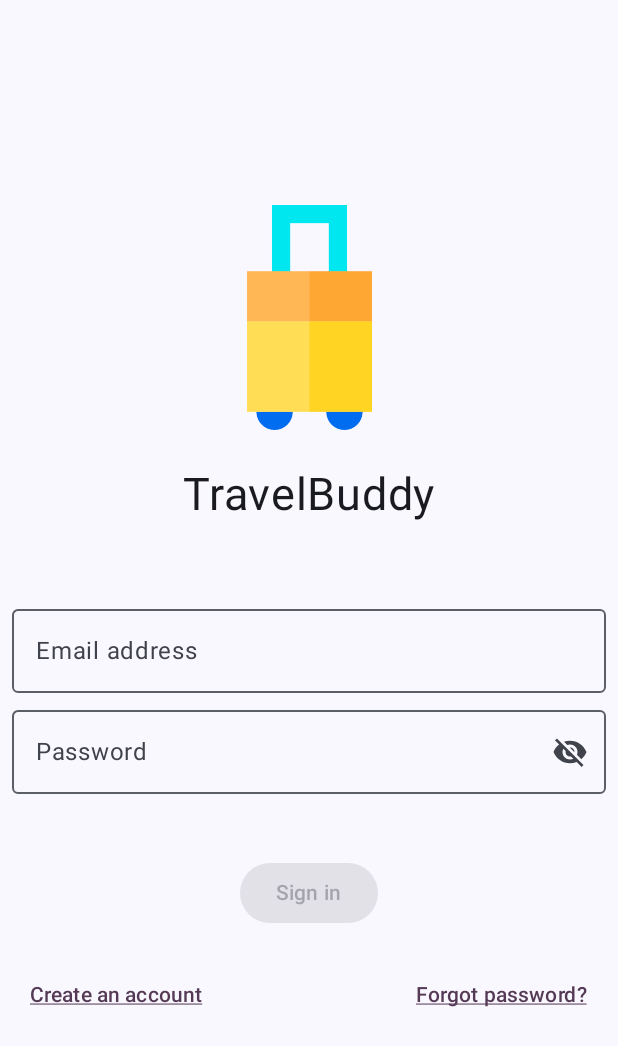
After one commit to Maciek451/TravelBuddy, an Android app built with Jetpack Compose: the SignInScreen screen opened through its navigation route, on a phone screen of 412 x 824 dp. The commit adds this screen. Shown: the top 1046 px of the screen. Run offline under Robolectric (Android 15) with nearby library versions, the phone set to English and light mode, and no system bars.

Commit message:
Add authentication package with login screens and dialogs

```diff
--- a/ASTravelBuddy/app/src/main/java/uk/ac/aber/dcs/chm9360/travelbuddy/MainActivity.kt
+++ b/ASTravelBuddy/app/src/main/java/uk/ac/aber/dcs/chm9360/travelbuddy/MainActivity.kt
@@ -14,11 +14,14 @@ import androidx.navigation.compose.composable
 import androidx.navigation.compose.rememberNavController
 import uk.ac.aber.dcs.chm9360.travelbuddy.ui.about.AboutScreen
 import uk.ac.aber.dcs.chm9360.travelbuddy.ui.account.AccountScreen
+import uk.ac.aber.dcs.chm9360.travelbuddy.ui.authentication.SignInScreen
+import uk.ac.aber.dcs.chm9360.travelbuddy.ui.authentication.SignUpScreen
 import uk.ac.aber.dcs.chm9360.travelbuddy.ui.explore.ExploreScreen
 import uk.ac.aber.dcs.chm9360.travelbuddy.ui.friends.FriendsScreen
 import uk.ac.aber.dcs.chm9360.travelbuddy.ui.map.MapScreen
 import uk.ac.aber.dcs.chm9360.travelbuddy.ui.my_trips.MyTripsScreen
 import uk.ac.aber.dcs.chm9360.travelbuddy.ui.navigation.Screens
+import uk.ac.aber.dcs.chm9360.travelbuddy.ui.notifications.NotificationScreen
 import uk.ac.aber.dcs.chm9360.travelbuddy.ui.theme.TravelBuddyTheme
 
 class MainActivity : ComponentActivity() {
@@ -53,5 +56,8 @@ private fun BuildNavigationGraph() {
         composable(Screens.Friends.route) { FriendsScreen(navController) }
         composable(Screens.Account.route) { AccountScreen(navController) }
         composable(Screens.About.route) { AboutScreen(navController) }
+        composable(Screens.Notification.route) { NotificationScreen(navController) }
+        composable(Screens.SignIn.route) { SignInScreen(navController) }
+        composable(Screens.SignUp.route) { SignUpScreen(navController) }
     }
 }
--- /dev/null
+++ b/ASTravelBuddy/app/src/main/java/uk/ac/aber/dcs/chm9360/travelbuddy/ui/authentication/SignInScreen.kt
@@ -0,0 +1,185 @@
+package uk.ac.aber.dcs.chm9360.travelbuddy.ui.authentication
+
+import androidx.compose.foundation.Image
+import androidx.compose.foundation.layout.Arrangement
+import androidx.compose.foundation.layout.Column
+import androidx.compose.foundation.layout.Row
+import androidx.compose.foundation.layout.fillMaxSize
+import androidx.compose.foundation.layout.fillMaxWidth
+import androidx.compose.foundation.layout.padding
+import androidx.compose.foundation.layout.size
+import androidx.compose.foundation.text.KeyboardOptions
+import androidx.compose.material.icons.Icons
+import androidx.compose.material.icons.filled.Visibility
+import androidx.compose.material.icons.filled.VisibilityOff
+import androidx.compose.material3.Button
+import androidx.compose.material3.Icon
+import androidx.compose.material3.IconButton
+import androidx.compose.material3.MaterialTheme
+import androidx.compose.material3.OutlinedTextField
+import androidx.compose.material3.Text
+import androidx.compose.material3.TextButton
+import androidx.compose.runtime.Composable
+import androidx.compose.runtime.getValue
+import androidx.compose.runtime.mutableStateOf
+import androidx.compose.runtime.remember
+import androidx.compose.runtime.saveable.rememberSaveable
+import androidx.compose.runtime.setValue
+import androidx.compose.ui.Alignment
+import androidx.compose.ui.Modifier
+import androidx.compose.ui.layout.ContentScale
+import androidx.compose.ui.platform.LocalContext
+import androidx.compose.ui.res.painterResource
+import androidx.compose.ui.res.stringResource
+import androidx.compose.ui.text.input.KeyboardType
+import androidx.compose.ui.text.input.PasswordVisualTransformation
+import androidx.compose.ui.text.input.VisualTransformation
+import androidx.compose.ui.text.style.TextDecoration
+import androidx.compose.ui.unit.dp
+import androidx.compose.ui.unit.sp
+import androidx.navigation.NavHostController
+import uk.ac.aber.dcs.chm9360.travelbuddy.R
+import uk.ac.aber.dcs.chm9360.travelbuddy.ui.navigation.Screens
+
+@Composable
+fun SignInScreen(
+    navController: NavHostController,
+) {
+    var email by remember {
+        mutableStateOf("")
+    }
+    var password by remember {
+        mutableStateOf("")
+    }
+    var errorMessage by rememberSaveable { mutableStateOf("") }
+    val context = LocalContext.current
+
+    var showPasswordDialog by remember { mutableStateOf(false) }
+    var showVerificationDialog by remember { mutableStateOf(false) }
+
+    ForgotPasswordDialog(
+        navController = navController,
+        showDialog = showPasswordDialog,
+        onDismiss = { showPasswordDialog = false }
+    )
+
+    VerificationDialog(
+        navController = navController,
+        showDialog = showVerificationDialog,
+        onDismiss = { showVerificationDialog = false }
+    )
+
+    Column(
+        modifier = Modifier
+            .padding(start = 8.dp, end = 8.dp)
+            .fillMaxSize(),
+        horizontalAlignment = Alignment.CenterHorizontally,
+        verticalArrangement = Arrangement.Center
+    ) {
+        Image(
+            modifier = Modifier.size(150.dp),
+            painter = painterResource(id = R.drawable.luggage),
+            contentDescription = stringResource(id = R.string.app_icon),
+            contentScale = ContentScale.Crop
+        )
+        Text(
+            text = stringResource(id = R.string.app_name),
+            modifier = Modifier
+                .padding(top = 25.dp),
+            fontSize = 30.sp
+        )
+        OutlinedTextField(
+            value = email,
+            label = {
+                Text(text = stringResource(id = R.string.email_address))
+            },
+            onValueChange = {
+                email = it
+                errorMessage = ""
+            },
+            modifier = Modifier
+                .fillMaxWidth()
+                .padding(top = 50.dp, bottom = 3.dp),
+            isError = errorMessage.isNotEmpty()
+        )
+
+        var passwordVisible by rememberSaveable { mutableStateOf(false) }
+        OutlinedTextField(
+            value = password,
+            label = {
+                Text(text = stringResource(id = R.string.password))
+            },
+            onValueChange = {
+                password = it
+                errorMessage = ""
+            },
+            modifier = Modifier
+                .fillMaxWidth()
+                .padding(bottom = 8.dp),
+            isError = errorMessage.isNotEmpty(),
+            visualTransformation = if (passwordVisible) VisualTransformation.None else PasswordVisualTransformation(),
+            keyboardOptions = KeyboardOptions.Default.copy(keyboardType = KeyboardType.Password),
+            trailingIcon = {
+                val image = if (passwordVisible)
+                    Icons.Filled.Visibility
+                else Icons.Filled.VisibilityOff
+
+                val description =
+                    if (passwordVisible) "" else ""
+
+                IconButton(onClick = { passwordVisible = !passwordVisible }) {
+                    Icon(imageVector = image, description)
+                }
+            }
+        )
+        Text(
+            text = "",
+            color = MaterialTheme.colorScheme.error
+        )
+
+        Button(
+            onClick = {
+                navController.navigate(Screens.MyTrips.route)
+            },
+            modifier = Modifier
+                .padding(top = 10.dp),
+            enabled = email.isNotEmpty() && password.isNotEmpty()
+        ) {
+            Text(text = stringResource(id = R.string.sign_in_button))
+        }
+        Row(
+            modifier = Modifier
+                .fillMaxWidth()
+                .padding(top = 10.dp),
+            verticalAlignment = Alignment.CenterVertically,
+            horizontalArrangement = Arrangement.SpaceBetween
+        ) {
+            TextButton(
+                onClick = {
+                    navController.navigate(Screens.SignUp.route)
+                },
+                modifier = Modifier
+                    .padding(top = 10.dp),
+            ) {
+                Text(
+                    text = stringResource(id = R.string.create_account),
+                    textDecoration = TextDecoration.Underline,
+                    color = MaterialTheme.colorScheme.tertiary
+                )
+            }
+            TextButton(
+                onClick = {
+                    showPasswordDialog = true
+                },
+                modifier = Modifier
+                    .padding(top = 10.dp),
+            ) {
+                Text(
+                    text = stringResource(id = R.string.forgot_password),
+                    textDecoration = TextDecoration.Underline,
+                    color = MaterialTheme.colorScheme.tertiary
+                )
+            }
+        }
+    }
+}
--- a/ASTravelBuddy/app/src/main/java/uk/ac/aber/dcs/chm9360/travelbuddy/ui/components/MainTopAppBar.kt
+++ b/ASTravelBuddy/app/src/main/java/uk/ac/aber/dcs/chm9360/travelbuddy/ui/components/MainTopAppBar.kt
@@ -26,7 +26,7 @@ fun MainTopAppBar(
             Text(appBarTitle)
         },
         actions = {
-            IconButton(onClick = { onClick }) {
+            IconButton(onClick = { navController.navigate(Screens.Notification.route) }) {
                 Icon(
                     imageVector = Icons.Filled.Notifications,
                     contentDescription = stringResource(R.string.notification_button)
--- a/ASTravelBuddy/app/src/main/java/uk/ac/aber/dcs/chm9360/travelbuddy/ui/navigation/Screens.kt
+++ b/ASTravelBuddy/app/src/main/java/uk/ac/aber/dcs/chm9360/travelbuddy/ui/navigation/Screens.kt
@@ -10,6 +10,9 @@ sealed class Screens(
     object Friends : Screens("friends")
     object Account : Screens("account")
     object About : Screens("about")
+    object Notification: Screens("notification")
+    object SignIn: Screens("sign_in")
+    object SignUp: Screens("sign_up")
 }
 
 val screens = listOf(
--- a/ASTravelBuddy/app/src/main/res/values/strings.xml
+++ b/ASTravelBuddy/app/src/main/res/values/strings.xml
@@ -33,4 +33,24 @@
     <string name="creator">Creator</string>
     <string name="remove_trip">Remove trip</string>
     <string name="edit_trip">Edit trip</string>
+    <string name="notifications">Notification center</string>
+    <string name="delete_sweep_icon">delete_sweep_icon</string>
+    <string name="sign_in_button">Sign in</string>
+    <string name="create_account">Create an account</string>
+    <string name="forgot_password">Forgot password?</string>
+    <string name="verification_needed_title">Verification needed</string>
+    <string name="verification_needed_content">We\\\'re sorry, but it looks like your account is not yet verified. To access all of our services, you\\\'ll need to verify your account. You can get a verification link sent to your email again.</string>
+    <string name="resend_email">Resend email</string>
+    <string name="try_again">Try again</string>
+    <string name="confirm_password">Confirm password</string>
+    <string name="sign_up_button">Sign up</string>
+    <string name="verification_needed_2">To fully activate your account, please verify your email address by following the instructions in the verification email that we sent to your registered email address.</string>
+    <string name="ok">OK</string>
+    <string name="reset_password">Reset password</string>
+    <string name="close_icon">Close icon</string>
+    <string name="save_button">Save button</string>
+    <string name="email_address">Email address</string>
+    <string name="password">Password</string>
+    <string name="username">Username</string>
+    <string name="signedOut">Signed out</string>
 </resources>
```
Also changed, not shown: ASTravelBuddy/app/src/main/java/uk/ac/aber/dcs/chm9360/travelbuddy/ui/authentication/ForgotPasswordDialog.kt (added, +113 -0 lines), ASTravelBuddy/app/src/main/java/uk/ac/aber/dcs/chm9360/travelbuddy/ui/authentication/InfoDialog.kt (added, +47 -0 lines), ASTravelBuddy/app/src/main/java/uk/ac/aber/dcs/chm9360/travelbuddy/ui/authentication/SignUpScreen.kt (added, +189 -0 lines), ASTravelBuddy/app/src/main/java/uk/ac/aber/dcs/chm9360/travelbuddy/ui/authentication/VerificationDialog.kt (added, +53 -0 lines), ASTravelBuddy/app/src/main/java/uk/ac/aber/dcs/chm9360/travelbuddy/ui/components/AppBarWithArrowBack.kt (+22 -5 lines), ASTravelBuddy/app/src/main/java/uk/ac/aber/dcs/chm9360/travelbuddy/ui/notifications/NotificationScreen.kt (added, +30 -0 lines).
